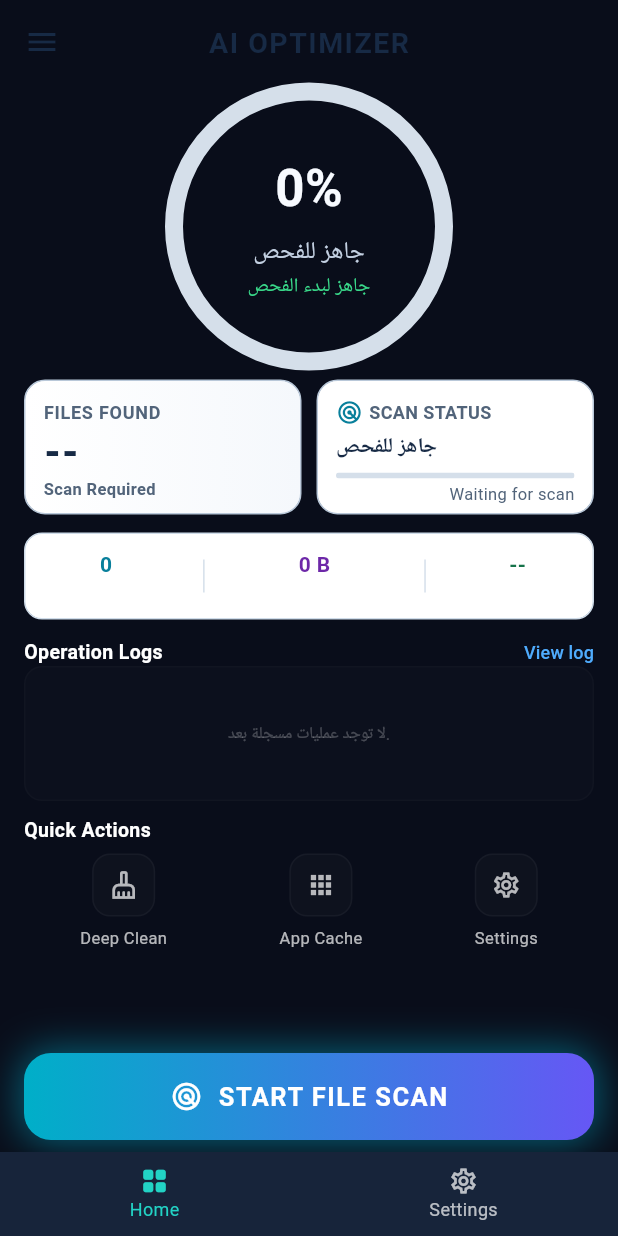
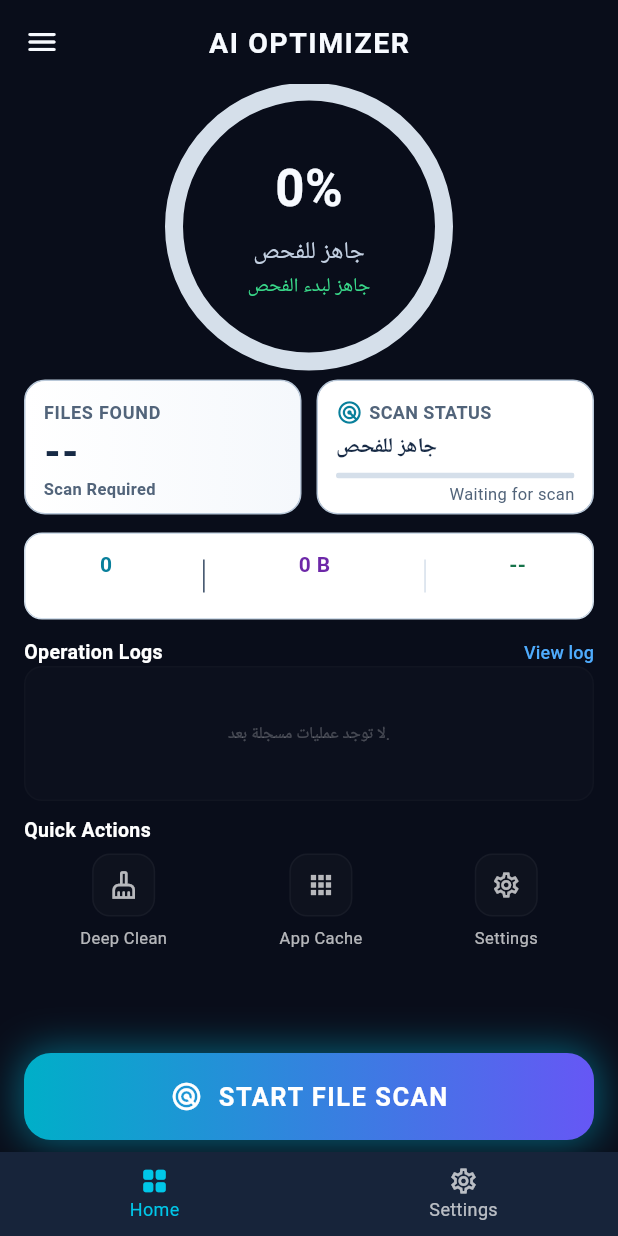
Before and after one commit to maloohm-collab/flutter_cleaner_app, a Flutter app: the HomeScreen screen opened directly, on a phone screen of 412 x 824 dp. Run offline on Flutter 3.47's test engine with Material 3 defaults, Android fonts, the phone set to English and light mode, and no system bars; our stand-ins replace flutter_animate, permission_handler, shared_preferences; accounts and stored records are empty.

Commit message:
Refresh AI Optimizer home dashboard styling

```diff
--- a/lib/screens/home_screen.dart
+++ b/lib/screens/home_screen.dart
@@ -420,12 +420,10 @@ class _HomeScreenState extends State<HomeScreen> {
       barrierDismissible: false,
       builder: (dialogContext) {
         return AlertDialog(
-          backgroundColor: const Color(0xFFFFFFFF),
+          backgroundColor: AppColors.card,
           shape: RoundedRectangleBorder(
-            borderRadius: BorderRadius.circular(16),
-            side: BorderSide(
-              color: const Color(0xFFD3DEEA),
-            ),
+            borderRadius: BorderRadius.circular(18),
+            side: const BorderSide(color: AppColors.border),
           ),
           title: const Row(
             children: [
@@ -439,7 +437,7 @@ class _HomeScreenState extends State<HomeScreen> {
                 child: Text(
                   'تأكيد حذف الملفات',
                   style: TextStyle(
-                    color: const Color(0xFF172A45),
+                    color: AppColors.textPrimary,
                     fontSize: 19,
                     fontWeight: FontWeight.bold,
                   ),
@@ -453,7 +451,7 @@ class _HomeScreenState extends State<HomeScreen> {
             'الحجم التقديري: ${formatBytes(selectedBytes)}\n\n'
             'قد يتعذر حذف بعض الملفات. لا تتابع إذا لم تكن متأكدًا من العناصر المحددة.',
             style: const TextStyle(
-              color: const Color(0xFF26384F),
+              color: AppColors.textSecondary,
               fontSize: 16,
               height: 1.55,
             ),
@@ -687,7 +685,7 @@ class _HomeScreenState extends State<HomeScreen> {
       key: _scaffoldKey,
       backgroundColor: AppColors.background,
       drawer: Drawer(
-        backgroundColor: const Color(0xFF090D1A),
+        backgroundColor: AppColors.background,
         child: ListView(
           padding: EdgeInsets.zero,
           children: [
@@ -757,9 +755,9 @@ class _HomeScreenState extends State<HomeScreen> {
       ),
       appBar: AppBar(
         elevation: 0,
-        backgroundColor: Colors.transparent,
+        backgroundColor: AppColors.background,
         leading: IconButton(
-          icon: const Icon(Icons.menu, color: Color(0xFF172A45)),
+          icon: const Icon(Icons.menu_rounded, color: AppColors.textPrimary),
           onPressed: () {
             _scaffoldKey.currentState?.openDrawer();
           },
@@ -768,7 +766,7 @@ class _HomeScreenState extends State<HomeScreen> {
         title: const Text(
           'AI OPTIMIZER',
           style: TextStyle(
-            color: Color(0xFF172A45),
+            color: AppColors.textPrimary,
             fontSize: 19,
             fontWeight: FontWeight.bold,
             letterSpacing: 1,
@@ -830,7 +828,7 @@ class _HomeScreenState extends State<HomeScreen> {
                     Container(
                       width: 1,
                       height: 22,
-                      color: const Color(0xFFD5DFEA),
+                      color: AppColors.border,
                     ),
                     _buildStatColumn(
                       formatBytes(displayedBytes),
@@ -863,9 +861,9 @@ class _HomeScreenState extends State<HomeScreen> {
                 Container(
                   padding: const EdgeInsets.all(12),
                   decoration: BoxDecoration(
-                    color: const Color(0xFFFFFFFF),
-                    borderRadius: BorderRadius.circular(14),
-                    border: Border.all(color: const Color(0xFFB9C8D9), width: 1.2),
+                    color: AppColors.card,
+                    borderRadius: BorderRadius.circular(16),
+                    border: Border.all(color: AppColors.border, width: 1.2),
                   ),
                   child: Column(
                     crossAxisAlignment: CrossAxisAlignment.start,
@@ -998,9 +996,9 @@ class _HomeScreenState extends State<HomeScreen> {
         ),
       ),
       bottomNavigationBar: BottomNavigationBar(
-        backgroundColor: const Color(0xFF17243A),
+        backgroundColor: AppColors.card,
         type: BottomNavigationBarType.fixed,
-        selectedItemColor: const Color(0xFF22D3C5),
+        selectedItemColor: AppColors.primary,
         unselectedItemColor: Colors.white70,
         currentIndex: _currentIndex,
         selectedFontSize: 12,
```
